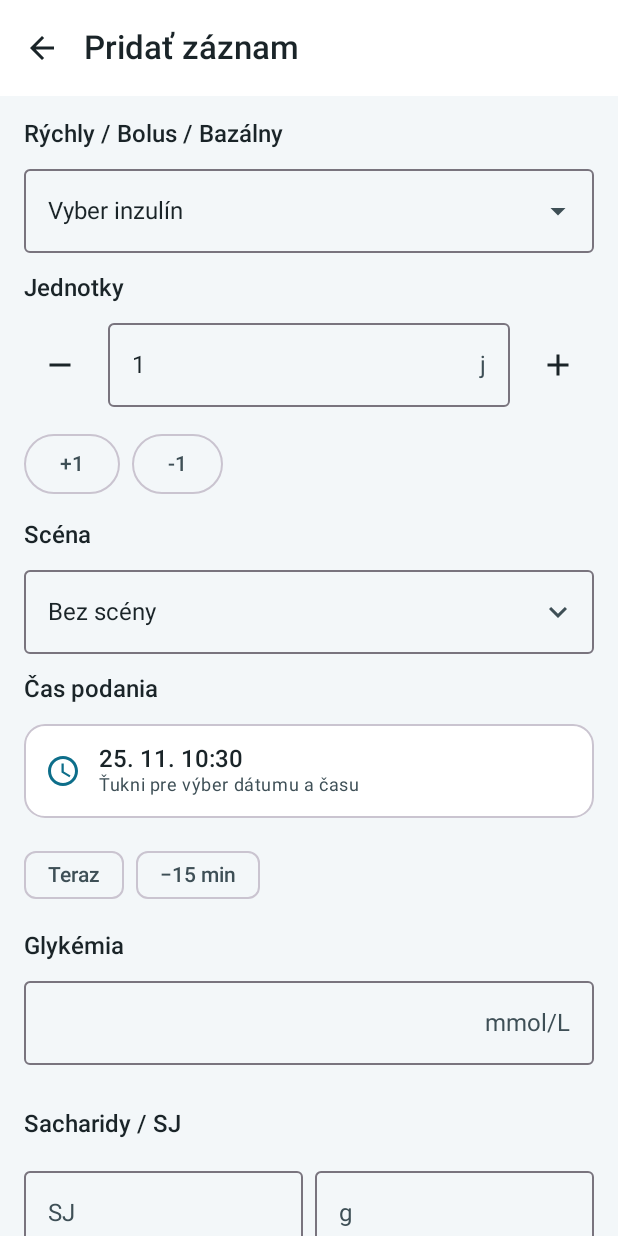
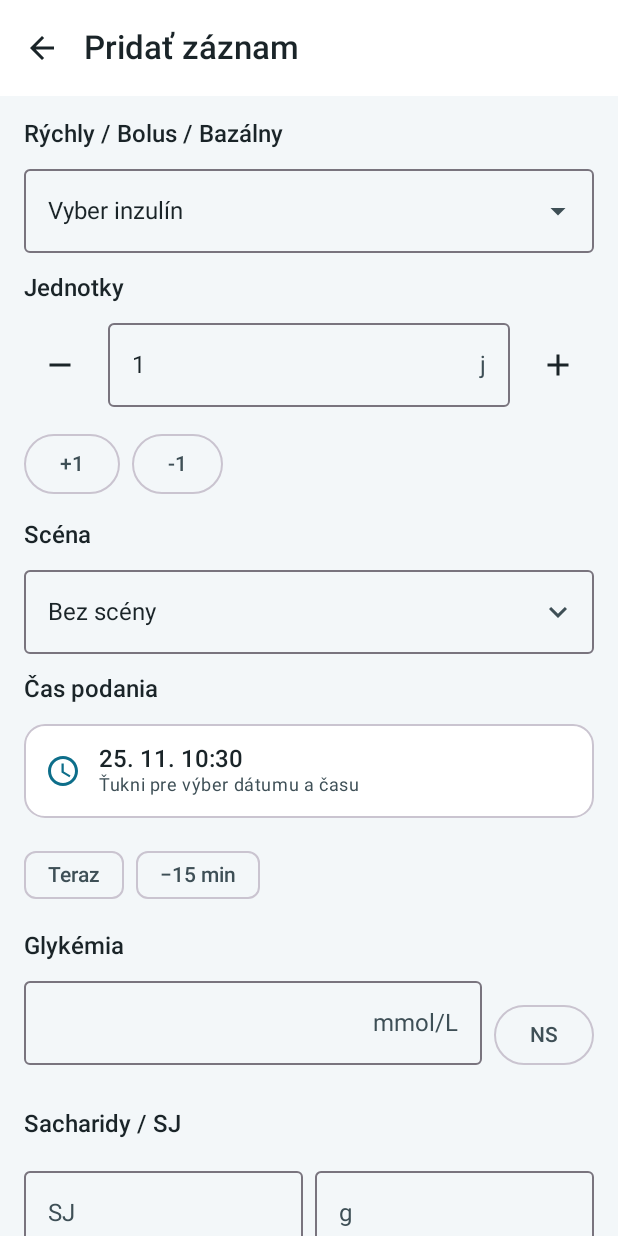
Before and after one commit to maroskucera-sk/GlukoView, an Android app built with Jetpack Compose: the DashboardScreen screen opened through its navigation route, after a tap on "Pridať záznam", on a phone screen of 412 x 824 dp. Run offline under Robolectric (Android 15) with nearby library versions, the phone set to English and light mode, and no system bars.

Commit message:
Auto-refresh Nightscout glucose on dashboard and dose form.
Poll CGM every 60s while dashboard is alive, refresh on resume, and fetch/prefill glucose when adding a dose with a manual NS button.

Co-authored-by: maroskucera-sk <maroskucera-sk@users.noreply.github.com>

```diff
--- a/android-app/app/src/main/java/sk/glukoview/insulinlog/ui/dashboard/DashboardScreen.kt
+++ b/android-app/app/src/main/java/sk/glukoview/insulinlog/ui/dashboard/DashboardScreen.kt
@@ -25,6 +25,7 @@ import androidx.compose.material3.Text
 import androidx.compose.material3.TopAppBar
 import androidx.compose.material3.pulltorefresh.PullToRefreshBox
 import androidx.compose.runtime.Composable
+import androidx.compose.runtime.DisposableEffect
 import androidx.compose.runtime.getValue
 import androidx.compose.ui.Alignment
 import androidx.compose.ui.Modifier
@@ -32,6 +33,9 @@ import androidx.compose.ui.res.stringResource
 import androidx.compose.ui.text.font.FontWeight
 import androidx.compose.ui.unit.dp
 import androidx.compose.ui.unit.sp
+import androidx.lifecycle.Lifecycle
+import androidx.lifecycle.LifecycleEventObserver
+import androidx.lifecycle.compose.LocalLifecycleOwner
 import androidx.lifecycle.compose.collectAsStateWithLifecycle
 import androidx.lifecycle.viewmodel.compose.viewModel
 import sk.glukoview.insulinlog.R
@@ -55,6 +59,16 @@ fun DashboardScreen(
         ),
     )
     val state by vm.state.collectAsStateWithLifecycle()
+    val lifecycleOwner = LocalLifecycleOwner.current
+    DisposableEffect(lifecycleOwner) {
+        val observer = LifecycleEventObserver { _, event ->
+            if (event == Lifecycle.Event.ON_RESUME) {
+                vm.refreshGlucose()
+            }
+        }
+        lifecycleOwner.lifecycle.addObserver(observer)
+        onDispose { lifecycleOwner.lifecycle.removeObserver(observer) }
+    }
 
     Column(modifier = Modifier.fillMaxSize()) {
         TopAppBar(
--- a/android-app/app/src/main/java/sk/glukoview/insulinlog/ui/dashboard/DashboardViewModel.kt
+++ b/android-app/app/src/main/java/sk/glukoview/insulinlog/ui/dashboard/DashboardViewModel.kt
@@ -3,11 +3,13 @@ package sk.glukoview.insulinlog.ui.dashboard
 import androidx.lifecycle.ViewModel
 import androidx.lifecycle.ViewModelProvider
 import androidx.lifecycle.viewModelScope
+import kotlinx.coroutines.delay
 import kotlinx.coroutines.flow.MutableStateFlow
 import kotlinx.coroutines.flow.SharingStarted
 import kotlinx.coroutines.flow.StateFlow
 import kotlinx.coroutines.flow.combine
 import kotlinx.coroutines.flow.stateIn
+import kotlinx.coroutines.isActive
 import kotlinx.coroutines.launch
 import sk.glukoview.insulinlog.data.local.SessionPrefs
 import sk.glukoview.insulinlog.data.local.UserPreferences
@@ -128,6 +130,13 @@ class DashboardViewModel(
 
     init {
         refresh()
+        // Kým je dashboard „živý“, Nightscout sa obnovuje každú minútu (bez plného syncu).
+        viewModelScope.launch {
+            while (isActive) {
+                delay(AUTO_NS_REFRESH_MS)
+                fetchNightscout()
+            }
+        }
     }
 
     fun refresh() {
@@ -137,6 +146,11 @@ class DashboardViewModel(
             fetchNightscout()
             _refreshing.value = false
         }
+    }
+
+    /** Len glykémiu (rýchle, napr. po návrate do appky). */
+    fun refreshGlucose() {
+        viewModelScope.launch { fetchNightscout() }
     }
 
     private suspend fun fetchNightscout() {
@@ -182,6 +196,8 @@ class DashboardViewModel(
     )
 
     companion object {
+        private const val AUTO_NS_REFRESH_MS = 60_000L
+
         fun factory(
             doseRepository: DoseRepository,
             catalogRepository: CatalogRepository,
--- a/android-app/app/src/main/java/sk/glukoview/insulinlog/ui/dose/AddDoseScreen.kt
+++ b/android-app/app/src/main/java/sk/glukoview/insulinlog/ui/dose/AddDoseScreen.kt
@@ -222,19 +222,34 @@ fun AddDoseScreen(
             )
 
             SectionLabel(stringResource(R.string.glucose))
+            Row(
+                verticalAlignment = Alignment.CenterVertically,
+                horizontalArrangement = Arrangement.spacedBy(8.dp),
+            ) {
                 OutlinedTextField(
                     value = state.glucoseText,
                     onValueChange = vm::setGlucose,
-                modifier = Modifier.fillMaxWidth(),
+                    modifier = Modifier.weight(1f),
                     singleLine = true,
+                    enabled = !state.glucoseRefreshing,
                     keyboardOptions = KeyboardOptions(keyboardType = KeyboardType.Decimal),
                     suffix = {
                         Text(if (state.glucoseUnit.name == "MMOL") "mmol/L" else "mg/dL")
                     },
                     supportingText = {
-                    state.glucoseTrend?.let { Text("Trend: $it") }
+                        when {
+                            state.glucoseRefreshing -> Text("Načítavam z Nightscoutu…")
+                            state.glucoseTrend != null -> Text("Trend: ${state.glucoseTrend}")
+                        }
                     },
                 )
+                OutlinedButton(
+                    onClick = vm::refreshGlucoseFromNightscout,
+                    enabled = !state.glucoseRefreshing,
+                ) {
+                    Text(if (state.glucoseRefreshing) "…" else "NS")
+                }
+            }
 
             SectionLabel(stringResource(R.string.carbs))
             Row(horizontalArrangement = Arrangement.spacedBy(8.dp)) {
--- a/android-app/app/src/main/java/sk/glukoview/insulinlog/ui/dose/DoseFormViewModel.kt
+++ b/android-app/app/src/main/java/sk/glukoview/insulinlog/ui/dose/DoseFormViewModel.kt
@@ -57,6 +57,7 @@ data class DoseFormUiState(
     val existingDoses: List<DoseRecord> = emptyList(),
     /** Posledných 10 dávok (celá rodina) na rýchle opakovanie. */
     val recentForRepeat: List<DoseRecord> = emptyList(),
+    val glucoseRefreshing: Boolean = false,
 )
 
 class DoseFormViewModel(
@@ -152,16 +153,27 @@ class DoseFormViewModel(
     private suspend fun prefillNightscout() {
         val settings = catalogRepository.getSettings() ?: return
         val url = settings.nightscoutUrl ?: return
-        nightscout.fetchLatest(url, settings.nightscoutToken).onSuccess { (latest, _) ->
+        _form.update { it.copy(glucoseRefreshing = true) }
+        nightscout.fetchLatest(url, settings.nightscoutToken)
+            .onSuccess { (latest, _) ->
                 val value = GlucoseUnits.convert(latest.sgvMgdl, GlucoseUnit.MGDL, settings.glucoseUnit)
                 _form.update {
                     it.copy(
                         glucoseText = GlucoseUnits.format(value, settings.glucoseUnit),
                         glucoseUnit = settings.glucoseUnit,
                         glucoseTrend = latest.directionRaw,
+                        glucoseRefreshing = false,
                     )
                 }
             }
+            .onFailure {
+                _form.update { it.copy(glucoseRefreshing = false) }
+            }
+    }
+
+    /** Znova stiahne aktuálnu glykémiu z Nightscoutu do poľa. */
+    fun refreshGlucoseFromNightscout() {
+        viewModelScope.launch { prefillNightscout() }
     }
 
     fun selectInsulin(id: Long) = _form.update { it.copy(selectedInsulinId = id, error = null) }
```
Also changed, not shown: 1 other file. Lines whose indentation alone changed are shown as unchanged.
